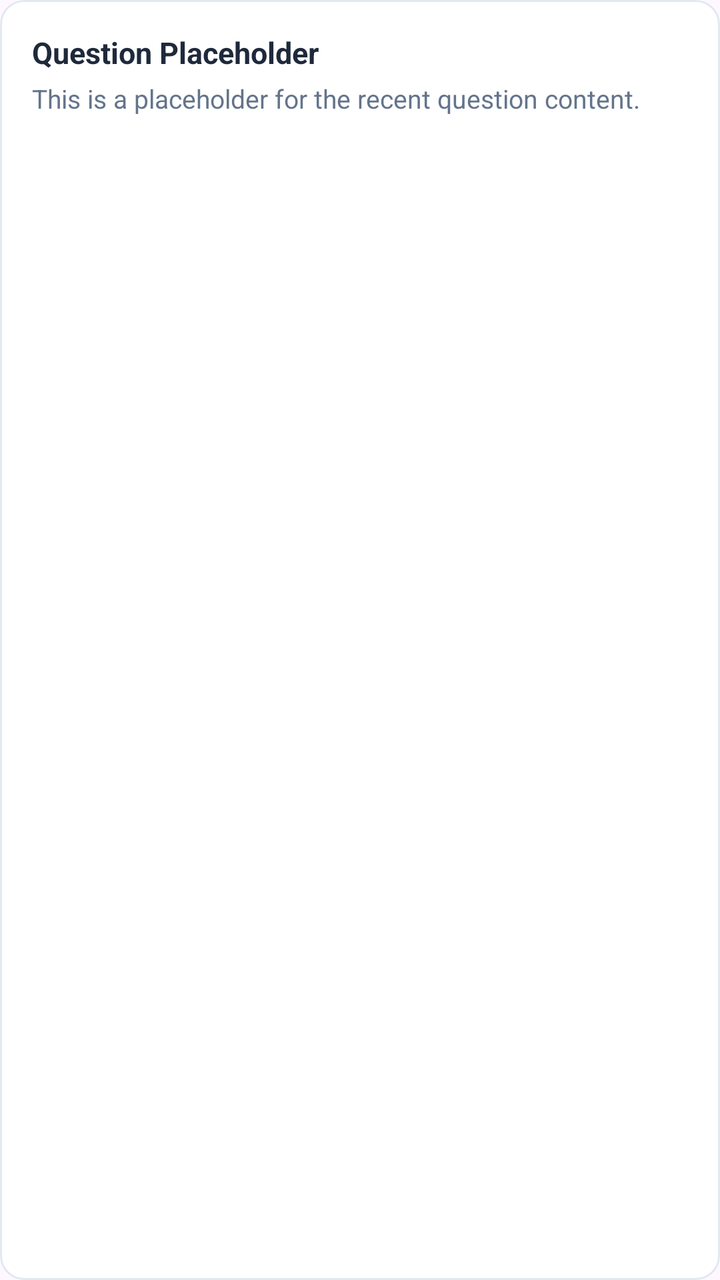
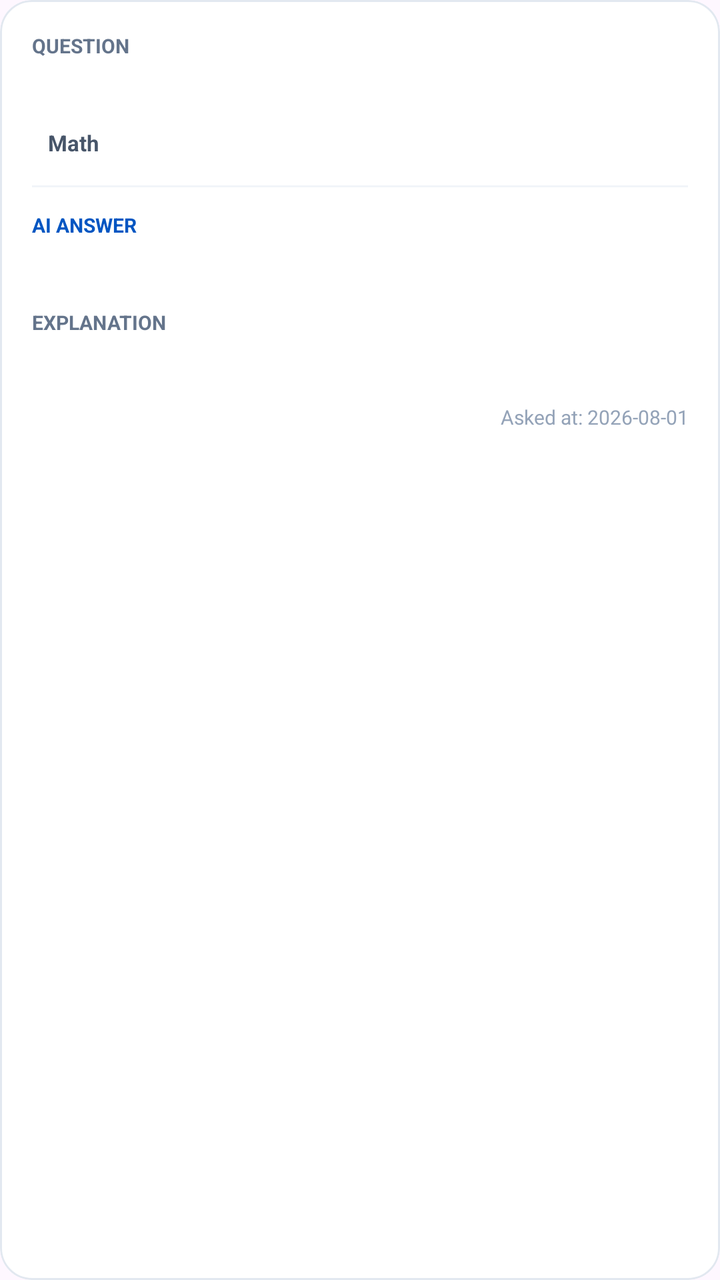

The first picture is an Android layout as it rendered before a commit; the second is the same layout after the commit. The layout source and the unified diff follow.
<!-- AndroidManifest.xml: application theme Theme.Aistudymentor -->
<!-- res/layout/item_recent_question.xml -->
<?xml version="1.0" encoding="utf-8"?>
<com.google.android.material.card.MaterialCardView xmlns:android="http://schemas.android.com/apk/res/android"
    xmlns:app="http://schemas.android.com/apk/res-auto"
    android:layout_width="match_parent"
    android:layout_height="wrap_content"
    android:layout_marginBottom="8dp"
    app:cardBackgroundColor="#FFFFFF"
    app:cardCornerRadius="12dp"
    app:cardElevation="0dp"
    app:strokeColor="#E2E8F0"
    app:strokeWidth="1dp">

    <LinearLayout
        android:layout_width="match_parent"
        android:layout_height="wrap_content"
        android:orientation="vertical"
        android:padding="16dp">

        <TextView
            android:id="@+id/tvQuestionTitle"
            android:layout_width="match_parent"
            android:layout_height="wrap_content"
            android:text="Question Placeholder"
            android:textColor="#1E293B"
            android:textSize="15sp"
            android:textStyle="bold" />

        <TextView
            android:id="@+id/tvQuestionSnippet"
            android:layout_width="match_parent"
            android:layout_height="wrap_content"
            android:layout_marginTop="4dp"
            android:text="This is a placeholder for the recent question content."
            android:textColor="#64748B"
            android:textSize="13sp" />

    </LinearLayout>
</com.google.android.material.card.MaterialCardView>
<!-- resources referenced by this layout -->
<resources>
  <style name="Theme.Aistudymentor" parent="Base.Theme.Aistudymentor" />
  <style name="Base.Theme.Aistudymentor" parent="Theme.Material3.DayNight.NoActionBar">
          
          
      </style>
</resources>

<!-- the commit's change to res/layout/item_recent_question.xml (unified diff, before → after) -->
@@ -3,9 +3,9 @@
     xmlns:app="http://schemas.android.com/apk/res-auto"
     android:layout_width="match_parent"
     android:layout_height="wrap_content"
-    android:layout_marginBottom="8dp"
+    android:layout_marginBottom="12dp"
     app:cardBackgroundColor="#FFFFFF"
-    app:cardCornerRadius="12dp"
+    app:cardCornerRadius="16dp"
     app:cardElevation="0dp"
     app:strokeColor="#E2E8F0"
     app:strokeWidth="1dp">
@@ -16,23 +16,90 @@
         android:orientation="vertical"
         android:padding="16dp">
 
+        
         <TextView
-            android:id="@+id/tvQuestionTitle"
+            android:layout_width="wrap_content"
+            android:layout_height="wrap_content"
+            android:text="QUESTION"
+            android:textColor="#64748B"
+            android:textSize="10sp"
+            android:textStyle="bold" />
+
+        <TextView
+            android:id="@+id/tvQuestionText"
             android:layout_width="match_parent"
             android:layout_height="wrap_content"
-            android:text="Question Placeholder"
+            android:layout_marginTop="4dp"
             android:textColor="#1E293B"
             android:textSize="15sp"
             android:textStyle="bold" />
 
+        
         <TextView
-            android:id="@+id/tvQuestionSnippet"
+            android:id="@+id/tvSubjectBadge"
+            android:layout_width="wrap_content"
+            android:layout_height="wrap_content"
+            android:layout_marginTop="8dp"
+            android:background="@drawable/bg_level_badge"
+            android:backgroundTint="#F1F5F9"
+            android:paddingHorizontal="8dp"
+            android:paddingVertical="2dp"
+            android:text="Math"
+            android:textColor="#475569"
+            android:textSize="11sp"
+            android:textStyle="bold" />
+
+        <View
+            android:layout_width="match_parent"
+            android:layout_height="1dp"
+            android:layout_marginVertical="12dp"
+            android:background="#F1F5F9" />
+
+        
+        <TextView
+            android:layout_width="wrap_content"
+            android:layout_height="wrap_content"
+            android:text="AI ANSWER"
+            android:textColor="#0256C2"
+            android:textSize="10sp"
+            android:textStyle="bold" />
+
+        <TextView
+            android:id="@+id/tvPrimaryAnswer"
             android:layout_width="match_parent"
             android:layout_height="wrap_content"
             android:layout_marginTop="4dp"
-            android:text="This is a placeholder for the recent question content."
+            android:textColor="#1E293B"
+            android:textSize="14sp" />
+
+        
+        <TextView
+            android:id="@+id/tvLabelExplain"
+            android:layout_width="wrap_content"
+            android:layout_height="wrap_content"
+            android:layout_marginTop="12dp"
+            android:text="EXPLANATION"
             android:textColor="#64748B"
+            android:textSize="10sp"
+            android:textStyle="bold" />
+
+        <TextView
+            android:id="@+id/tvSimplifiedExplanation"
+            android:layout_width="match_parent"
+            android:layout_height="wrap_content"
+            android:layout_marginTop="4dp"
+            android:textColor="#475569"
             android:textSize="13sp" />
+
+        <TextView
+            android:id="@+id/tvAskedAt"
+            android:layout_width="match_parent"
+            android:layout_height="wrap_content"
+            android:layout_marginTop="12dp"
+            android:gravity="end"
+            android:text="Asked at: 2026-08-01"
+            android:textColor="#94A3B8"
+            android:textSize="10sp" />
 
     </LinearLayout>
 </com.google.android.material.card.MaterialCardView>
<!-- resource entries referenced after the edit -->
@@ -1,5 +1,10 @@
 <!-- resources referenced by this layout -->
 <resources>
+  <!-- drawable bg_level_badge (drawable) -->
+  <?xml version="1.0" encoding="utf-8"?>
+  <selector xmlns:android="http://schemas.android.com/apk/res/android">
+  
+  </selector>
   <style name="Theme.Aistudymentor" parent="Base.Theme.Aistudymentor" />
   <style name="Base.Theme.Aistudymentor" parent="Theme.Material3.DayNight.NoActionBar">
           
